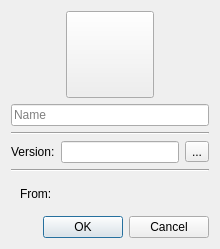
The window that gui/dialogs/NewInstanceDialog.ui (MultiMC/Launcher) describes before a commit, drawn with Qt 5.
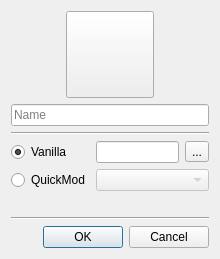
The same window after the commit. Icons and pictures are not drawn.

What changed in the file:
```diff
--- a/gui/dialogs/NewInstanceDialog.ui
+++ b/gui/dialogs/NewInstanceDialog.ui
@@ -10,7 +10,7 @@
     <x>0</x>
     <y>0</y>
     <width>220</width>
-    <height>234</height>
+    <height>259</height>
    </rect>
   </property>
   <property name="windowTitle">
@@ -83,28 +83,45 @@
     </widget>
    </item>
    <item>
-    <layout class="QHBoxLayout" name="horizontalLayout">
-     <item>
-      <widget class="QLabel" name="labelVersion">
-       <property name="text">
-        <string>Version:</string>
-       </property>
-      </widget>
-     </item>
-     <item>
+    <layout class="QGridLayout" name="gridLayout">
+     <item row="0" column="1">
       <widget class="QLineEdit" name="versionTextBox">
        <property name="readOnly">
         <bool>true</bool>
        </property>
       </widget>
      </item>
-     <item>
+     <item row="0" column="0">
+      <widget class="QRadioButton" name="vanillaBtn">
+       <property name="text">
+        <string>Vanilla</string>
+       </property>
+       <property name="checked">
+        <bool>true</bool>
+       </property>
+      </widget>
+     </item>
+     <item row="0" column="2">
       <widget class="QToolButton" name="btnChangeVersion">
        <property name="text">
         <string>...</string>
        </property>
       </widget>
      </item>
+     <item row="1" column="0">
+      <widget class="QRadioButton" name="quickmodBtn">
+       <property name="text">
+        <string>QuickMod</string>
+       </property>
+      </widget>
+     </item>
+     <item row="1" column="1" colspan="2">
+      <widget class="QComboBox" name="quickmodBox">
+       <property name="enabled">
+        <bool>false</bool>
+       </property>
+      </widget>
+     </item>
     </layout>
    </item>
    <item>
@@ -127,26 +144,6 @@
      </property>
     </widget>
    </item>
-   <item>
-    <widget class="QWidget" name="fromWidget" native="true">
-     <layout class="QHBoxLayout" name="horizontalLayout_2" stretch="0,1">
-      <item>
-       <widget class="QLabel" name="label_2">
-        <property name="text">
-         <string>From:</string>
-        </property>
-       </widget>
-      </item>
-      <item>
-       <widget class="QLabel" name="fromLabel">
-        <property name="text">
-         <string/>
-        </property>
-       </widget>
-      </item>
-     </layout>
-    </widget>
-   </item>
    <item>
     <widget class="QDialogButtonBox" name="buttonBox">
      <property name="orientation">
```
Left out of the diff: 62 changed lines with no effect on the pictures.
